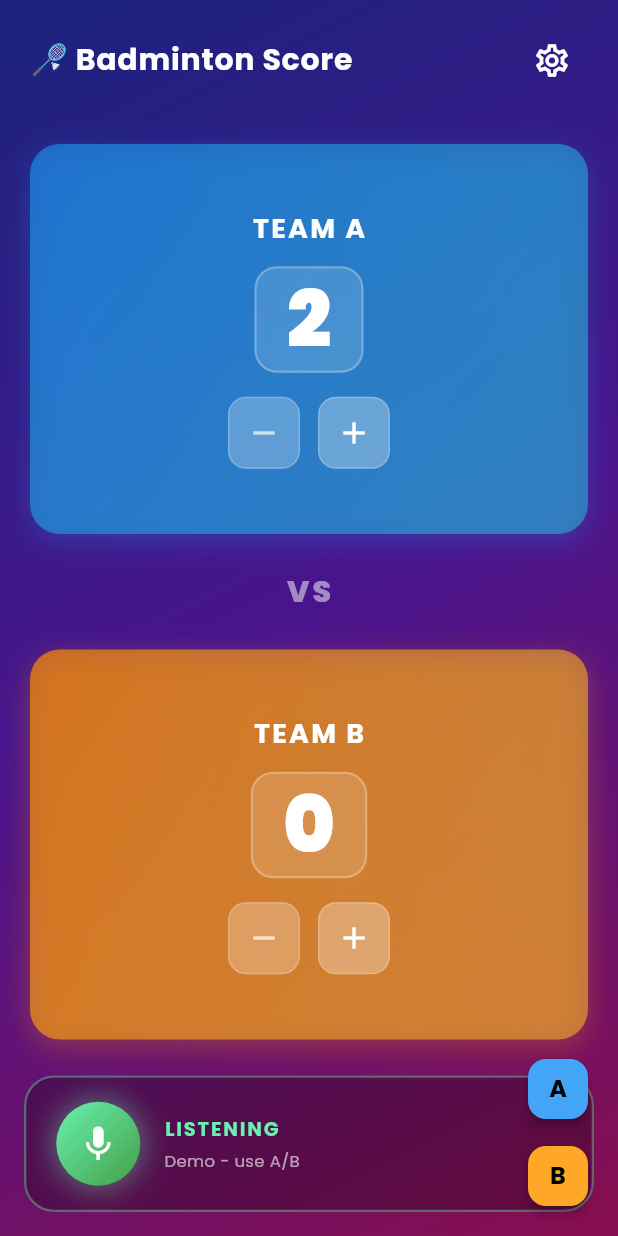
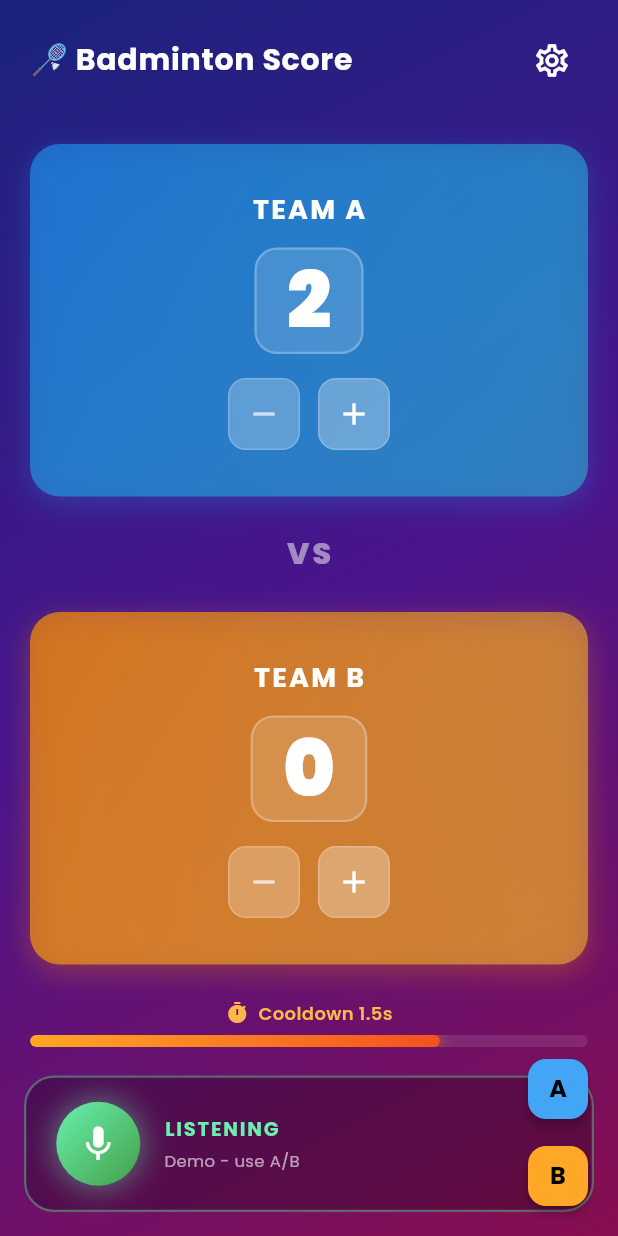
Before and after one commit to jinergenkai/badminton-system, a Flutter app: the screen it shows after launch, after a tap on the "add" icon, after a tap on the "mic off" icon, on a phone screen of 412 x 824 dp. Run offline on Flutter 3.47's test engine with Material 3 defaults, Android fonts, the light colour scheme and no system bars; drawn by our look-alikes of flutter_animate; our stand-ins replace flutter_dotenv, flutter_tts, get, google_fonts, permission_handler, shared_preferences; missing offline and left inert: porcupine_flutter.

Commit message:
feat: Implement countdown voice-controlled score counter with dedicated services, controller, and UI components.

```diff
--- a/watch/phone/lib/controllers/score_controller.dart
+++ b/watch/phone/lib/controllers/score_controller.dart
@@ -1,3 +1,4 @@
+import 'dart:async';
 import 'package:get/get.dart';
 import '../models/game_state.dart';
 import '../services/voice_service.dart';
@@ -12,6 +13,12 @@ class ScoreController extends GetxController {
   final RxString lastCommand = ''.obs;
   final RxBool isVoiceActive = false.obs;
   final RxBool isGameEnded = false.obs;
+
+  // Cooldown to prevent rapid scoring
+  final RxBool isCooldownActive = false.obs;
+  final RxDouble cooldownProgress = 0.0.obs;
+  final int cooldownDurationMs = 5000;
+  Timer? _cooldownTimer;
 
   // Expose the observable for Obx to track
   Rx<GameState> get gameStateObservable => _gameState;
@@ -72,6 +79,12 @@ class ScoreController extends GetxController {
       }
     }
 
+    // Block scoring during cooldown
+    if (isCooldownActive.value) {
+      print('⏳ [Score] Cooldown active - ignoring command: $command');
+      return;
+    }
+
     // Normal gameplay
     if (upperCommand.contains('A') ||
         upperCommand.contains('ONE') ||
@@ -101,6 +114,8 @@ class ScoreController extends GetxController {
         gameState.teamBScore,
         'A',
       );
+      // Start cooldown after voice scoring
+      _startCooldown();
     }
 
     _checkGameEnd();
@@ -121,6 +136,8 @@ class ScoreController extends GetxController {
         gameState.teamBScore,
         'B',
       );
+      // Start cooldown after voice scoring
+      _startCooldown();
     }
 
     _checkGameEnd();
@@ -173,10 +190,41 @@ class ScoreController extends GetxController {
     );
   }
 
+  void _startCooldown() {
+    _cooldownTimer?.cancel();
+    isCooldownActive.value = true;
+    cooldownProgress.value = 1.0;
+
+    print('⏳ [Score] Starting ${cooldownDurationMs}ms cooldown');
+
+    const updateIntervalMs =
+        50; // Update progress every 50ms for smooth animation
+    final steps = cooldownDurationMs ~/ updateIntervalMs;
+    var currentStep = 0;
+
+    _cooldownTimer = Timer.periodic(
+      const Duration(milliseconds: updateIntervalMs),
+      (timer) {
+        currentStep++;
+        cooldownProgress.value = 1.0 - (currentStep / steps);
+
+        if (currentStep >= steps) {
+          timer.cancel();
+          isCooldownActive.value = false;
+          cooldownProgress.value = 0.0;
+          print('✅ [Score] Cooldown finished');
+        }
+      },
+    );
+  }
+
   void resetGame() {
     _gameState.value = GameState();
     lastCommand.value = '';
     isGameEnded.value = false;
+    _cooldownTimer?.cancel();
+    isCooldownActive.value = false;
+    cooldownProgress.value = 0.0;
   }
 
   void startNewGame() {
@@ -230,6 +278,7 @@ class ScoreController extends GetxController {
 
   @override
   void onClose() {
+    _cooldownTimer?.cancel();
     _voiceService.dispose();
     _ttsService.dispose();
     super.onClose();
--- a/watch/phone/lib/services/tts_service.dart
+++ b/watch/phone/lib/services/tts_service.dart
@@ -87,7 +87,7 @@ class TtsService {
       String announcement;
       if (_currentLanguage.startsWith('vi')) {
         announcement = winner == 'Team A'
-            ? 'G thắng $teamAScore $teamBScore'
+            ? 'Gâu Gâu thắng $teamAScore $teamBScore'
             : 'Meow Meow thắng $teamBScore $teamAScore';
       } else {
         announcement = winner == 'Team A'
--- a/watch/phone/lib/services/voice_service.dart
+++ b/watch/phone/lib/services/voice_service.dart
@@ -23,7 +23,7 @@ class VoiceService {
 
   // Wake word model files - must be mutable list for Porcupine
   static final List<String> keywordPaths = [
-    'assets/models/red-point.ppn', // Index 0 = Team A (Red)
+    'assets/models/hey-go-go_en_android_v4_0_0.ppn',
     'assets/models/meow-meow_en_android_v4_0_0.ppn',
   ];
 
--- a/watch/phone/lib/views/score_screen.dart
+++ b/watch/phone/lib/views/score_screen.dart
@@ -3,6 +3,7 @@ import 'package:get/get.dart';
 import '../controllers/score_controller.dart';
 import '../widgets/team_card.dart';
 import '../widgets/voice_indicator.dart';
+import '../widgets/cooldown_bar.dart';
 import '../services/tts_service.dart';
 import 'package:flutter_animate/flutter_animate.dart';
 
@@ -77,7 +78,9 @@ class ScoreScreen extends StatelessWidget {
                             constraints.maxWidth < constraints.maxHeight;
 
                         return Flex(
-                          direction: isPortrait ? Axis.vertical : Axis.horizontal,
+                          direction: isPortrait
+                              ? Axis.vertical
+                              : Axis.horizontal,
                           children: [
                             // Team A Card
                             Expanded(
@@ -98,7 +101,9 @@ class ScoreScreen extends StatelessWidget {
                             // VS Divider
                             if (isPortrait)
                               Padding(
-                                padding: const EdgeInsets.symmetric(vertical: 8),
+                                padding: const EdgeInsets.symmetric(
+                                  vertical: 8,
+                                ),
                                 child: Text(
                                   'VS',
                                   style: TextStyle(
@@ -145,6 +150,14 @@ class ScoreScreen extends StatelessWidget {
                       },
                     );
                   }),
+                ),
+
+                // Cooldown Progress Bar
+                Obx(
+                  () => CooldownBar(
+                    isActive: controller.isCooldownActive.value,
+                    progress: controller.cooldownProgress.value,
+                  ),
                 ),
 
                 // Voice Indicator
--- /dev/null
+++ b/watch/phone/lib/widgets/cooldown_bar.dart
@@ -0,0 +1,89 @@
+import 'package:flutter/material.dart';
+
+class CooldownBar extends StatelessWidget {
+  final bool isActive;
+  final double progress; // 0.0 to 1.0
+
+  const CooldownBar({
+    super.key,
+    required this.isActive,
+    required this.progress,
+  });
+
+  @override
+  Widget build(BuildContext context) {
+    // Always reserve fixed space to prevent layout shift
+    return SizedBox(
+      height: 50, // Fixed height
+      child: AnimatedOpacity(
+        opacity: (isActive || progress > 0) ? 1.0 : 0.0,
+        duration: const Duration(milliseconds: 200),
+        child: Container(
+          margin: const EdgeInsets.symmetric(horizontal: 20, vertical: 8),
+          child: Column(
+            mainAxisSize: MainAxisSize.min,
+            children: [
+              // Cooldown label
+              Row(
+                mainAxisAlignment: MainAxisAlignment.center,
+                children: [
+                  Icon(Icons.timer, size: 16, color: Colors.orange[300]),
+                  const SizedBox(width: 6),
+                  Text(
+                    'Cooldown ${(progress * 2).toStringAsFixed(1)}s',
+                    style: TextStyle(
+                      fontSize: 12,
+                      fontWeight: FontWeight.w600,
+                      color: Colors.orange[300],
+                    ),
+                  ),
+                ],
+              ),
+              const SizedBox(height: 6),
+
+              // Progress bar
+              ClipRRect(
+                borderRadius: BorderRadius.circular(8),
+                child: Container(
+                  height: 8,
+                  width: double.infinity,
+                  decoration: BoxDecoration(
+                    color: Colors.white.withOpacity(0.1),
+                    borderRadius: BorderRadius.circular(8),
+                  ),
+                  child: Stack(
+                    children: [
+                      // Animated progress fill
+                      AnimatedContainer(
+                        duration: const Duration(milliseconds: 50),
+                        width:
+                            MediaQuery.of(context).size.width * progress * 0.85,
+                        height: 8,
+                        decoration: BoxDecoration(
+                          gradient: LinearGradient(
+                            colors: [
+                              Colors.orange[400]!,
+                              Colors.deepOrange[600]!,
+                            ],
+                          ),
+                          borderRadius: BorderRadius.circular(8),
+                          boxShadow: [
+                            BoxShadow(
+                              color: Colors.orange.withOpacity(0.5),
+                              blurRadius: 8,
+                              spreadRadius: 1,
+                            ),
+                          ],
+                        ),
+                      ),
+                    ],
+                  ),
+                ),
+              ),
+            ],
+          ),
+        ),
+      ),
+    );
+  }
+}
--- a/watch/phone/lib/widgets/win_dialog.dart
+++ b/watch/phone/lib/widgets/win_dialog.dart
@@ -47,7 +47,7 @@ class WinDialog extends StatelessWidget {
             // Trophy Icon
             Icon(Icons.emoji_events, size: 80, color: Colors.amber[300])
                 .animate(onPlay: (controller) => controller.repeat())
-                .shimmer(duration: 2000.ms)
+                .shimmer(duration: 5000.ms)
                 .shake(hz: 2, curve: Curves.easeInOut),
 
             const SizedBox(height: 16),
--- a/watch/phone/pubspec.yaml
+++ b/watch/phone/pubspec.yaml
@@ -83,7 +83,6 @@ flutter:
     - assets/models/meow-meow_en_android_v4_0_0.ppn
     - assets/models/hey-go-go_en_android_v4_0_0.ppn
 
-
   # An image asset can refer to one or more resolution-specific "variants", see
   # https://flutter.dev/to/resolution-aware-images
 
```
